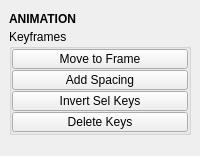
This is tentacle/ui/animation.ui in m3trik/tentacle as Qt 5 draws it before an edit. The edited form follows.
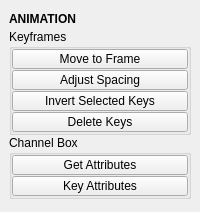
This is the edited form. Custom widgets are drawn as their Qt base class.

Diff of the .ui file:
```diff
--- a/tentacle/ui/animation.ui
+++ b/tentacle/ui/animation.ui
@@ -10,7 +10,7 @@
     <x>0</x>
     <y>0</y>
     <width>200</width>
-    <height>156</height>
+    <height>212</height>
    </rect>
   </property>
   <property name="tabShape">
@@ -124,7 +124,7 @@
             <string>Adds spacing between all keys at a given time.</string>
            </property>
            <property name="text">
-            <string>Add Spacing</string>
+            <string>Adjust Spacing</string>
            </property>
            <property name="checkable">
             <bool>false</bool>
@@ -149,7 +149,7 @@
             <string>&lt;html&gt;&lt;head/&gt;&lt;body&gt;&lt;p&gt;Duplicate any selected keyframes and paste them inverted at the given time.&lt;/p&gt;&lt;/body&gt;&lt;/html&gt;</string>
            </property>
            <property name="text">
-            <string>Invert Sel Keys</string>
+            <string>Invert Selected Keys</string>
            </property>
            <property name="checkable">
             <bool>false</bool>
@@ -190,6 +190,92 @@
         </layout>
        </widget>
       </item>
+      <item>
+       <widget class="QGroupBox" name="groupBox">
+        <property name="title">
+         <string>Channel Box</string>
+        </property>
+        <layout class="QGridLayout" name="gridLayout">
+         <property name="leftMargin">
+          <number>0</number>
+         </property>
+         <property name="topMargin">
+          <number>0</number>
+         </property>
+         <property name="rightMargin">
+          <number>0</number>
+         </property>
+         <property name="bottomMargin">
+          <number>0</number>
+         </property>
+         <property name="spacing">
+          <number>1</number>
+         </property>
+         <item row="1" column="1">
+          <widget class="QPushButton" name="b002">
+           <property name="enabled">
+            <bool>true</bool>
+           </property>
+           <property name="minimumSize">
+            <size>
+             <width>0</width>
+             <height>20</height>
+            </size>
+           </property>
+           <property name="maximumSize">
+            <size>
+             <width>16777215</width>
+             <height>20</height>
+            </size>
+           </property>
+           <property name="toolTip">
+            <string>Sets keyframes for any previously stored attribute values at the current time.</string>
+           </property>
+           <property name="text">
+            <string>Key Attributes</string>
+           </property>
+           <property name="iconSize">
+            <size>
+             <width>18</width>
+             <height>18</height>
+            </size>
+           </property>
+          </widget>
+         </item>
+         <item row="0" column="1">
+          <widget class="QPushButton" name="b001">
+           <property name="enabled">
+            <bool>true</bool>
+           </property>
+           <property name="minimumSize">
+            <size>
+             <width>0</width>
+             <height>20</height>
+            </size>
+           </property>
+           <property name="maximumSize">
+            <size>
+             <width>16777215</width>
+             <height>20</height>
+            </size>
+           </property>
+           <property name="toolTip">
+            <string>Stores the current values of attributes selected in Maya's channel box for any selected objects.</string>
+           </property>
+           <property name="text">
+            <string>Get Attributes</string>
+           </property>
+           <property name="iconSize">
+            <size>
+             <width>18</width>
+             <height>18</height>
+            </size>
+           </property>
+          </widget>
+         </item>
+        </layout>
+       </widget>
+      </item>
       <item>
        <spacer name="verticalSpacer">
         <property name="orientation">
```
Left out of the diff: 4 changed lines with no effect on the pictures.
